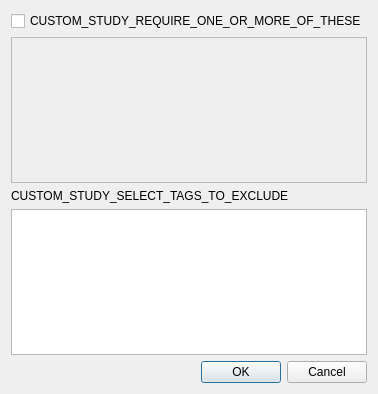
The window that qt/aqt/forms/taglimit.ui (ankitects/anki) describes before a commit, drawn with Qt 5.
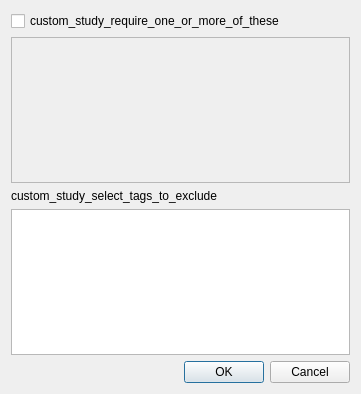
The same window after the commit.

```diff
--- a/qt/aqt/forms/taglimit.ui
+++ b/qt/aqt/forms/taglimit.ui
@@ -17,7 +17,7 @@
    <item>
     <widget class="QCheckBox" name="activeCheck">
      <property name="text">
-      <string>CUSTOM_STUDY_REQUIRE_ONE_OR_MORE_OF_THESE</string>
+      <string>custom_study_require_one_or_more_of_these</string>
      </property>
     </widget>
    </item>
@@ -40,7 +40,7 @@
    <item>
     <widget class="QLabel" name="label">
      <property name="text">
-      <string>CUSTOM_STUDY_SELECT_TAGS_TO_EXCLUDE</string>
+      <string>custom_study_select_tags_to_exclude</string>
      </property>
     </widget>
    </item>
```
Left out of the diff: 2 changed lines with no effect on the pictures.
